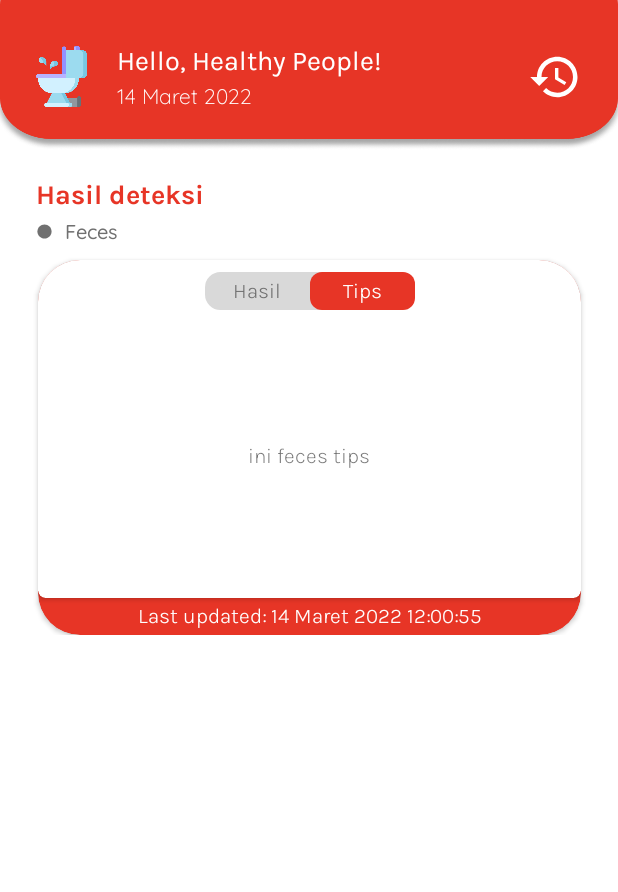
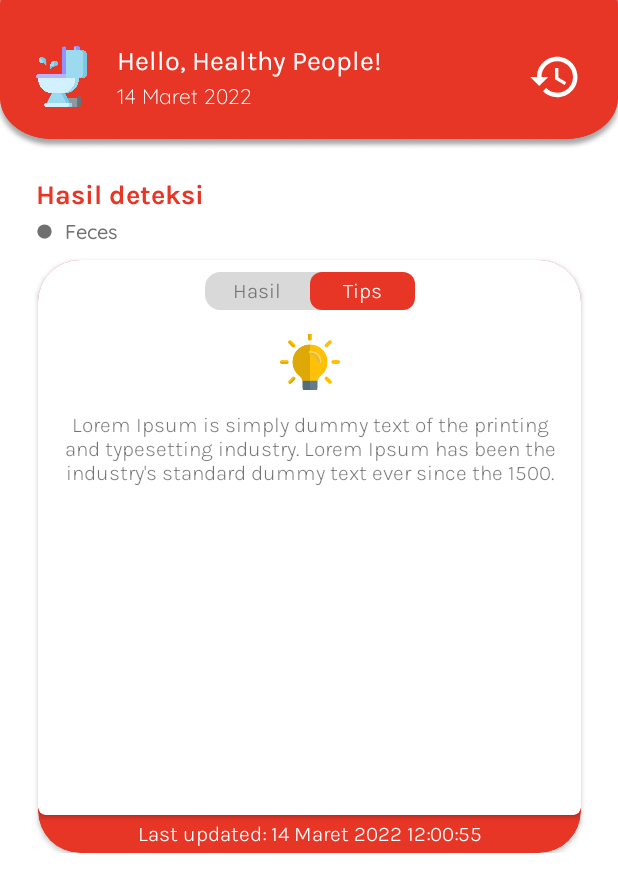
Before and after one commit to Nanosatellite-Lab/pkm-2022, an Android app: the screen it shows after launch (MainActivity), tab 2 chosen, on a phone screen of 412 x 824 dp. Shown: the top 892 px of the screen. Run offline under Robolectric (Android 15) with nearby library versions, the phone set to English and light mode, and no system bars; libraries missing offline, so code that uses them is left out: com.github.mikephil.charting; 21 statements that could not run were skipped.

Commit message:
finishing feces section

```diff
--- a/app/app/src/main/res/layout/activity_main.xml
+++ b/app/app/src/main/res/layout/activity_main.xml
@@ -117,7 +117,7 @@
                 <androidx.cardview.widget.CardView
                     android:id="@+id/cv_feces"
                     android:layout_width="362dp"
-                    android:layout_height="250dp"
+                    android:layout_height="395dp"
                     app:cardCornerRadius="28dp"
                     app:cardBackgroundColor="@color/red"
                     android:layout_marginTop="8dp"
@@ -128,6 +128,7 @@
                         android:layout_width="match_parent"
                         android:layout_height="match_parent">
                         <TextView
+                            android:id="@+id/tv_date_updated"
                             android:layout_width="wrap_content"
                             android:layout_height="wrap_content"
                             android:textSize="14sp"
@@ -140,7 +141,7 @@
                             app:layout_constraintEnd_toEndOf="parent"/>
                         <androidx.cardview.widget.CardView
                             android:layout_width="match_parent"
-                            android:layout_height="225dp"
+                            android:layout_height="370dp"
                             app:cardCornerRadius="5dp"
                             app:layout_constraintTop_toTopOf="parent"
                             app:layout_constraintStart_toStartOf="parent"
--- a/app/app/src/main/res/layout/fragment_feces_tips.xml
+++ b/app/app/src/main/res/layout/fragment_feces_tips.xml
@@ -3,13 +3,39 @@
     xmlns:tools="http://schemas.android.com/tools"
     android:layout_width="match_parent"
     android:layout_height="match_parent"
+    xmlns:app="http://schemas.android.com/apk/res-auto"
     tools:context=".FecesTipsFragment">
 
     <!-- TODO: Update blank fragment layout -->
-    <TextView
-        android:gravity="center"
+
+    <androidx.constraintlayout.widget.ConstraintLayout
         android:layout_width="match_parent"
-        android:layout_height="match_parent"
-        android:text="ini feces tips" />
+        android:layout_height="match_parent">
+
+        <com.google.android.material.imageview.ShapeableImageView
+            android:id="@+id/iv_lamp_feces"
+            android:layout_width="40dp"
+            android:layout_height="65dp"
+            app:layout_constraintStart_toStartOf="parent"
+            app:layout_constraintTop_toTopOf="parent"
+            app:layout_constraintEnd_toEndOf="parent"
+            android:src="@drawable/lamp"/>
+        <TextView
+            android:layout_width="wrap_content"
+            android:layout_height="wrap_content"
+            android:text="@string/lorem"
+            android:layout_marginTop="0dp"
+            app:layout_constraintTop_toBottomOf="@id/iv_lamp_feces"
+            app:layout_constraintStart_toStartOf="@id/iv_lamp_feces"
+            app:layout_constraintEnd_toEndOf="@id/iv_lamp_feces"
+            android:gravity="center"/>
+        <TextView
+            android:id="@+id/tv_tips_feces"
+            android:layout_width="match_parent"
+            android:layout_height="match_parent"
+            android:visibility="gone"
+            android:text="@string/lorem" />
+
+    </androidx.constraintlayout.widget.ConstraintLayout>
 
 </FrameLayout>
--- a/app/app/src/main/res/values-night/themes.xml
+++ b/app/app/src/main/res/values-night/themes.xml
@@ -10,7 +10,27 @@
         <item name="colorSecondaryVariant">@color/teal_200</item>
         <item name="colorOnSecondary">@color/black</item>
         <!-- Status bar color. -->
-        <item name="android:statusBarColor" tools:targetApi="l">?attr/colorPrimaryVariant</item>
+<!--        <item name="android:statusBarColor" tools:targetApi="l">?attr/colorPrimaryVariant</item>-->
         <!-- Customize your theme here. -->
+        <item name="android:statusBarColor" tools:targetApi="l">@color/red</item>
+
+        <item name="android:fontFamily">@font/karla_light</item>
+    </style>
+
+    <style name="customRoundedImageView" parent="">
+        <item name="cornerFamily">rounded</item>
+        <item name="cornerSize">3dp</item>
+    </style>
+
+    <style name="SplashTheme" parent="Theme.MaterialComponents.Light.NoActionBar">
+        <item name="android:windowBackground">@drawable/spalsh_screen</item>
+        <item name="colorPrimary">@color/red</item>
+        <!--        <item name="colorPrimaryVariant">@color/purple_700</item>-->
+        <item name="colorPrimaryVariant">@color/red</item>
+        <item name="colorOnPrimary">@color/red</item>
+        <!-- Secondary brand color. -->
+        <item name="colorSecondary">@color/red</item>
+        <item name="colorSecondaryVariant">@color/red</item>
+        <item name="colorOnSecondary">@color/red</item>
     </style>
 </resources>
--- a/app/app/src/main/res/values/themes.xml
+++ b/app/app/src/main/res/values/themes.xml
@@ -19,6 +19,10 @@
         <item name="android:fontFamily">@font/karla_light</item>
 
     </style>
+    <style name="customRoundedImageView" parent="">
+        <item name="cornerFamily">rounded</item>
+        <item name="cornerSize">3dp</item>
+    </style>
 
     <style name="SplashTheme" parent="Theme.MaterialComponents.Light.NoActionBar">
         <item name="android:windowBackground">@drawable/spalsh_screen</item>
```
Also changed, not shown: app/app/src/main/java/com/pkm/smarttoilet/FecesResultFragment.kt (+2 -8 lines), app/app/src/main/res/layout/fragment_feces_result.xml (+59 -7 lines), app/app/src/main/res/drawable/feces_sample.png (added), app/app/src/main/res/drawable/lamp.png (added).
